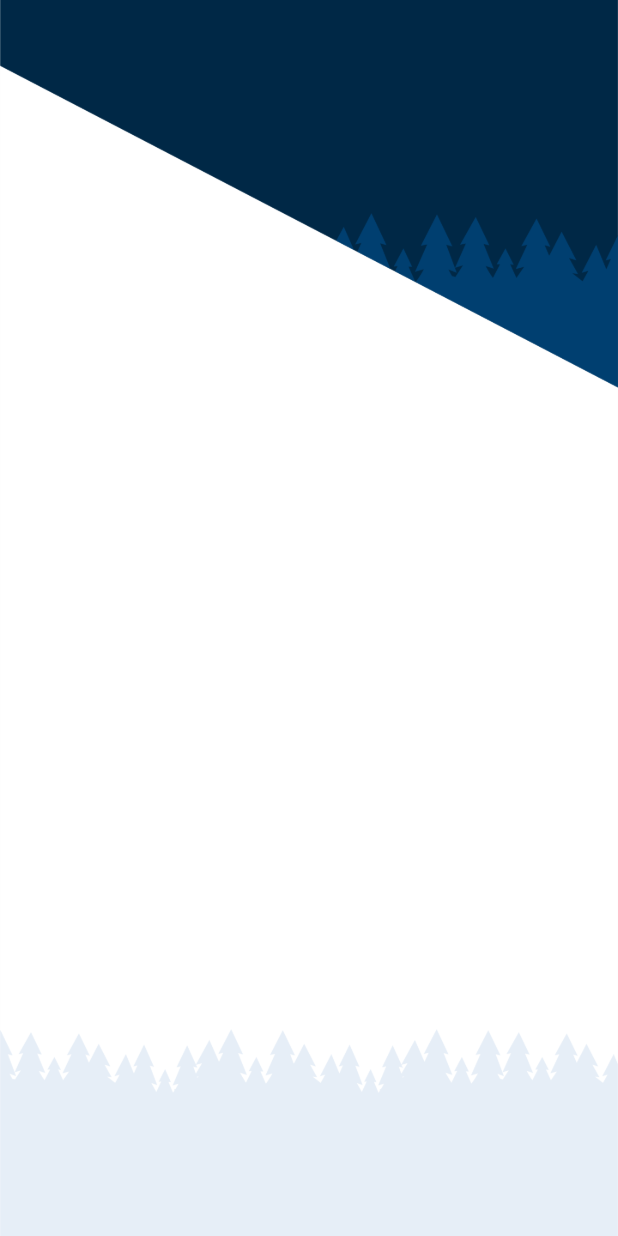
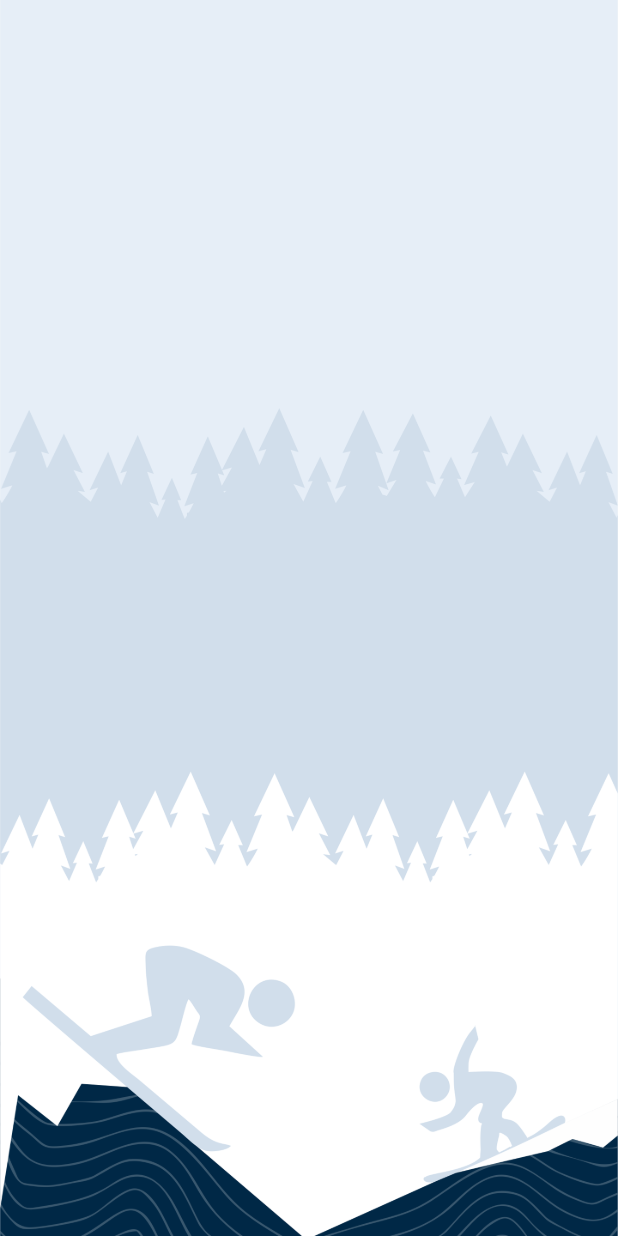
Before and after one commit to gfvn/academgora, a Flutter app: the screen it shows after launch, on a phone screen of 412 x 824 dp. Run offline on Flutter 3.47's test engine with Material 2 defaults, Android fonts, the light colour scheme and no system bars; project files that could hold a hidden picture were left out.

```diff
--- a/lib/main.dart
+++ b/lib/main.dart
@@ -20,7 +20,6 @@ class MyApp extends StatelessWidget {
 }
 
 class SplashScreen extends StatelessWidget {
-
   const SplashScreen({Key? key}) : super(key: key);
 
   @override
@@ -28,10 +27,10 @@ class SplashScreen extends StatelessWidget {
     return Scaffold(
         body: Container(
             decoration: const BoxDecoration(
-              image: DecorationImage(
-                image: AssetImage("assets/account/0_bg.png"),
-                fit: BoxFit.cover,
-              ),
-            )));
+      image: DecorationImage(
+        image: AssetImage("assets/auth/1_background.png"),
+        fit: BoxFit.cover,
+      ),
+    )));
   }
 }
```
Also changed, not shown: 10 other files.
